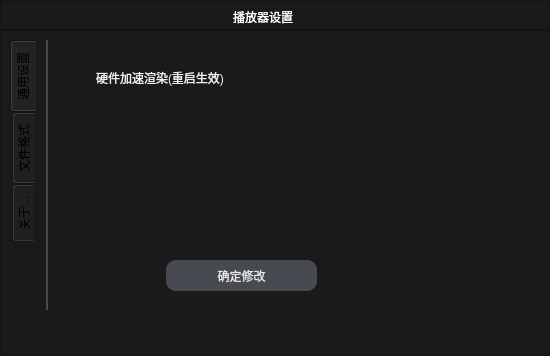
zhxin999/weplayer, file dlgoption.ui: the form before one commit.
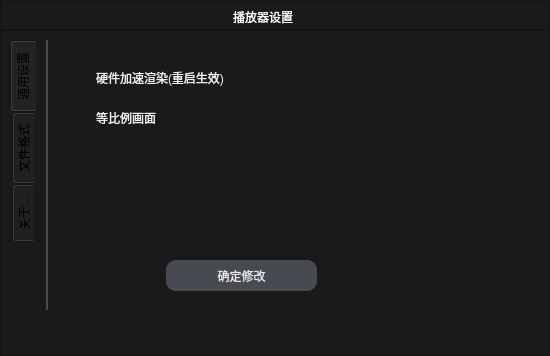
The form after the commit. The open tabs and pages were chosen to show the change. Icons and pictures are not drawn.

Patch:
```diff
--- a/dlgoption.ui
+++ b/dlgoption.ui
@@ -249,6 +249,23 @@
              <string>硬件加速渲染(重启生效)</string>
             </property>
            </widget>
+           <widget class="QCheckBox" name="chkKeepAspect">
+            <property name="geometry">
+             <rect>
+              <x>40</x>
+              <y>70</y>
+              <width>181</width>
+              <height>16</height>
+             </rect>
+            </property>
+            <property name="styleSheet">
+             <string notr="true">QCheckBox{background-color: rgba(0, 0, 0, 0);color:#F0F0F0}
+QCheckBox:hover{ background-color: rgba(0, 0, 0, 0);color:#1DB1EA;}</string>
+            </property>
+            <property name="text">
+             <string>等比例画面</string>
+            </property>
+           </widget>
           </widget>
           <widget class="QWidget" name="tabExtent">
            <attribute name="title">
```
Left out of the diff: 2 changed lines with no effect on the pictures.
